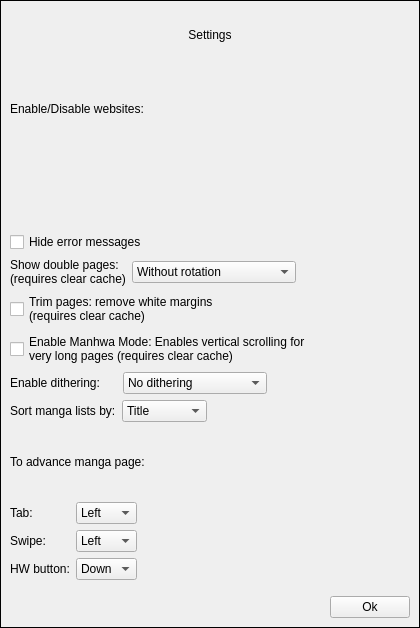
Qt form src/widgets/settingsdialog.ui (Rain92/UltimateMangaReader) before a commit.
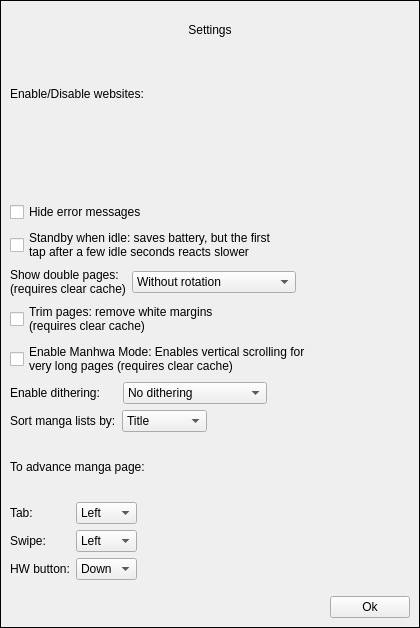
The same form after that commit.

```diff
--- a/src/widgets/settingsdialog.ui
+++ b/src/widgets/settingsdialog.ui
@@ -165,6 +165,14 @@
          </property>
         </widget>
        </item>
+       <item>
+        <widget class="QCheckBox" name="checkBoxStandby">
+         <property name="text">
+          <string>Standby when idle: saves battery, but the first
+tap after a few idle seconds reacts slower</string>
+         </property>
+        </widget>
+       </item>
        <item>
         <layout class="QHBoxLayout" name="horizontalLayout_5">
          <item>
```
